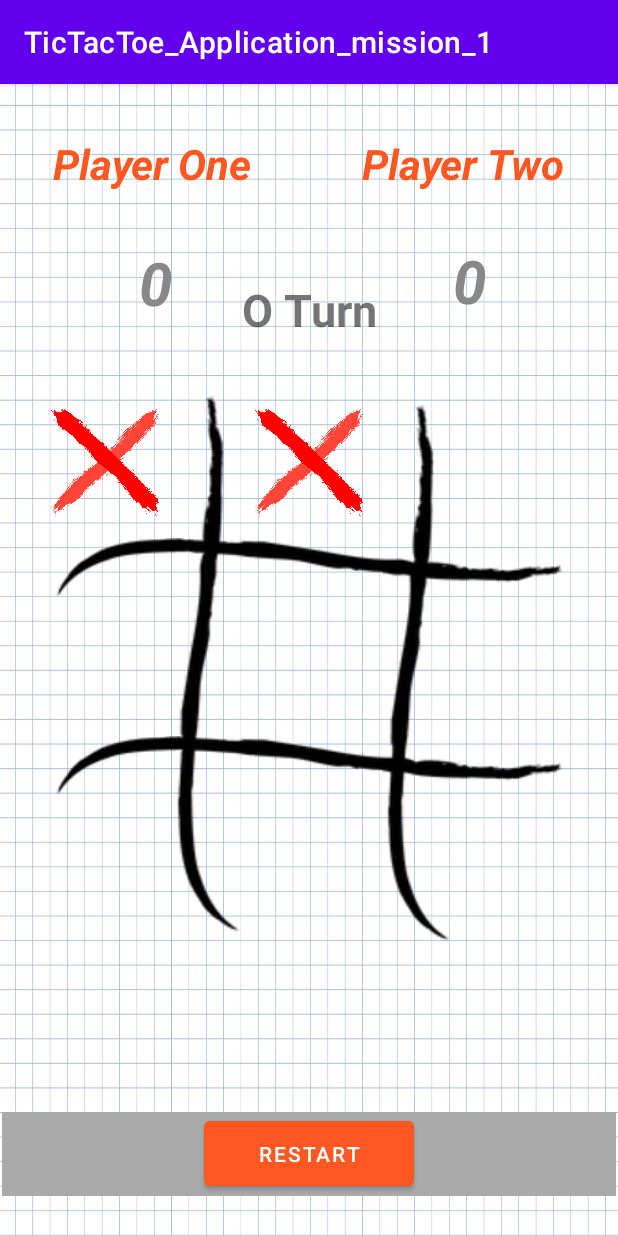
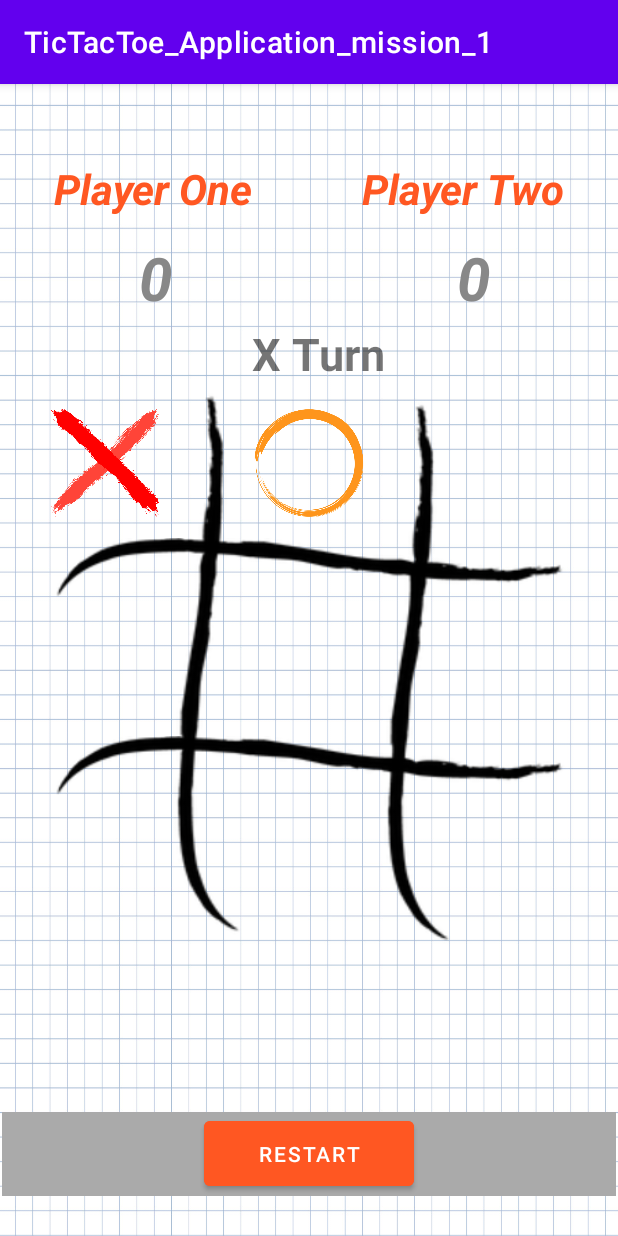
Before and after one commit to imorkravitz/TicTacToe_Application_mission_1, an Android app: the MainActivity screen opened directly, with no data from a screen before it, after a tap on an icon or button, on a phone screen of 412 x 824 dp. Run offline under Robolectric (Android 15) with nearby library versions, the phone set to English and light mode, and no system bars; 3 other taps on this screen came first.

Commit message:
fix main func

```diff
--- a/app/src/main/java/com/example/tictactoe_application_mission_1/MainActivity.java
+++ b/app/src/main/java/com/example/tictactoe_application_mission_1/MainActivity.java
@@ -139,19 +139,21 @@ public class MainActivity<buttons> extends AppCompatActivity {
     }
 
     private void func(Button B, TextView T, TextView icon) {
-        boolean flag = false;
+
         if (symbol&&B.getText()=="") {
             B.setText("X");
             icon.setBackgroundResource(R.drawable.pic2);
             T.setText("O Turn");
-            flag = true;
+            count++;
+            symbol = !symbol;
         } else if(B.getText()=="") {
             B.setText("O");
             icon.setBackgroundResource(R.drawable.pic1);
             T.setText("X Turn");
-            flag = true;
+            count++;
+            symbol = !symbol;
         }
-        if (count > 3 && flag) {
+        if (count > 3) {
             char result = checkWinner();
             if(result == 'X') {
                 turn.setText("X Is The Winner!");
@@ -161,7 +163,7 @@ public class MainActivity<buttons> extends AppCompatActivity {
                 p1Num++;
                 p1_score.setText(p1Num.toString());
                 p1_score.setTextColor(Color.RED);
-                symbol = false;
+                symbol = true;
             }
 
             if(result == 'O') {
@@ -172,15 +174,11 @@ public class MainActivity<buttons> extends AppCompatActivity {
                 p2Num++;
                 p2_score.setText(p2Num.toString());
                 p2_score.setTextColor(Color.RED);
-                symbol = true;
+                symbol = false;
             }
         }
-        if (count == 8) {
+        if (count == 9) {
             setRestart();
-        }
-        if (flag=true) {
-            count++;
-            symbol = !symbol;
         }
     }
 
--- a/app/src/main/res/layout/activity_main.xml
+++ b/app/src/main/res/layout/activity_main.xml
@@ -11,13 +11,15 @@
         android:id="@+id/main_p1"
         android:layout_width="0dp"
         android:layout_height="wrap_content"
-        android:layout_marginStart="35dp"
-        android:layout_marginTop="34dp"
+        android:layout_marginStart="36dp"
+        android:layout_marginTop="32dp"
+        android:layout_marginBottom="661dp"
         android:backgroundTint="#FF5722"
         android:text="Player One"
         android:textColor="#FF5722"
         android:textSize="28dp"
         android:textStyle="bold|italic"
+        app:layout_constraintBottom_toBottomOf="parent"
         app:layout_constraintStart_toStartOf="parent"
         app:layout_constraintTop_toTopOf="parent" />
 
@@ -25,12 +27,14 @@
         android:id="@+id/main_p2"
         android:layout_width="0dp"
         android:layout_height="wrap_content"
-        android:layout_marginTop="34dp"
+        android:layout_marginTop="32dp"
         android:layout_marginEnd="35dp"
+        android:layout_marginBottom="661dp"
         android:text="Player Two"
         android:textColor="#FF5722"
         android:textSize="28dp"
         android:textStyle="bold|italic"
+        app:layout_constraintBottom_toBottomOf="parent"
         app:layout_constraintEnd_toEndOf="parent"
         app:layout_constraintTop_toTopOf="parent" />
 
@@ -39,9 +43,9 @@
         android:layout_width="wrap_content"
         android:layout_height="wrap_content"
         android:layout_marginStart="90dp"
-        android:layout_marginTop="93dp"
+        android:layout_marginTop="90dp"
         android:layout_marginEnd="295dp"
-        android:layout_marginBottom="593dp"
+        android:layout_marginBottom="596dp"
         android:includeFontPadding="false"
         android:text="0"
         android:textSize="40dp"
@@ -55,19 +59,18 @@
         android:id="@+id/main_score_p2"
         android:layout_width="wrap_content"
         android:layout_height="wrap_content"
-        android:layout_marginStart="299dp"
-        android:layout_marginTop="94dp"
+        android:layout_marginStart="1dp"
+        android:layout_marginTop="90dp"
         android:layout_marginEnd="85dp"
-        android:layout_marginBottom="591dp"
+        android:layout_marginBottom="596dp"
         android:includeFontPadding="false"
         android:text="0"
         android:textSize="40dp"
         android:textStyle="bold|italic"
         app:layout_constraintBottom_toBottomOf="parent"
         app:layout_constraintEnd_toEndOf="parent"
-        app:layout_constraintStart_toStartOf="parent"
-        app:layout_constraintTop_toTopOf="parent"
-        app:layout_constraintVertical_bias="0.428" />
+        app:layout_constraintStart_toEndOf="@+id/im_2"
+        app:layout_constraintTop_toTopOf="parent" />
 
     <Button
         android:id="@+id/main_Bt00"
@@ -357,14 +360,16 @@
         android:id="@+id/main_textTurn"
         android:layout_width="wrap_content"
         android:layout_height="47dp"
-        android:layout_marginTop="130dp"
+
+        android:layout_marginTop="141dp"
+        android:layout_marginBottom="543dp"
         android:autoText="false"
-
         android:text="X Start First"
         android:textSize="30sp"
         android:textStyle="bold"
+        app:layout_constraintBottom_toBottomOf="parent"
         app:layout_constraintEnd_toEndOf="parent"
-        app:layout_constraintHorizontal_bias="0.5"
+        app:layout_constraintHorizontal_bias="0.52"
         app:layout_constraintStart_toStartOf="parent"
         app:layout_constraintTop_toTopOf="parent" />
 
```
